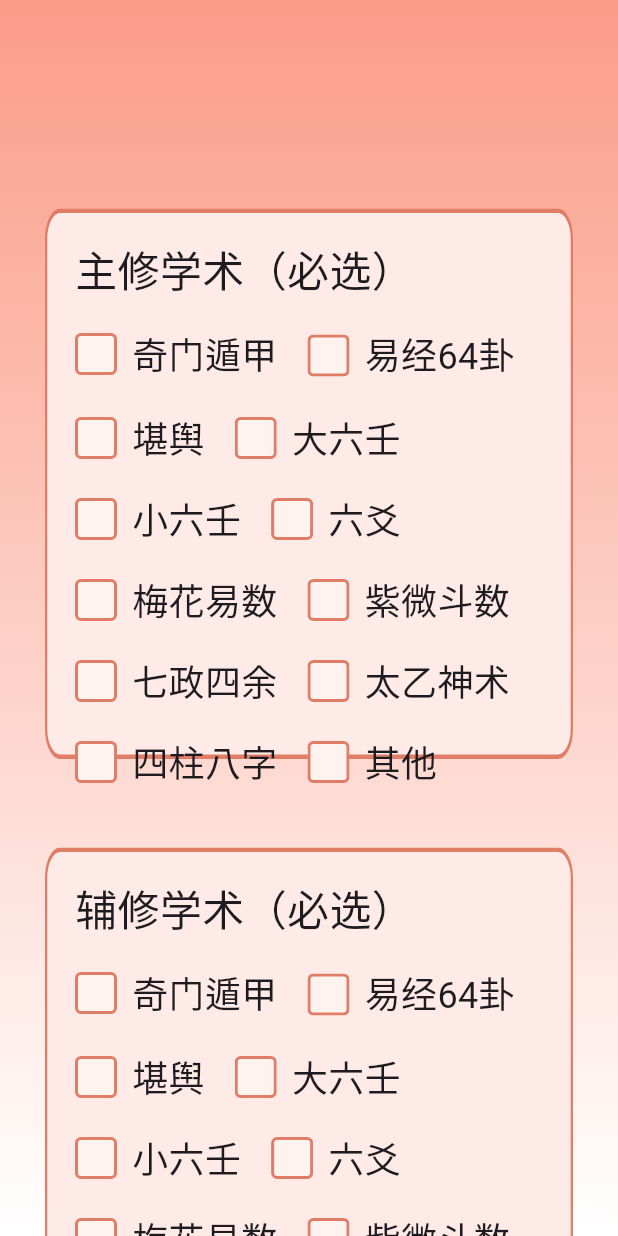
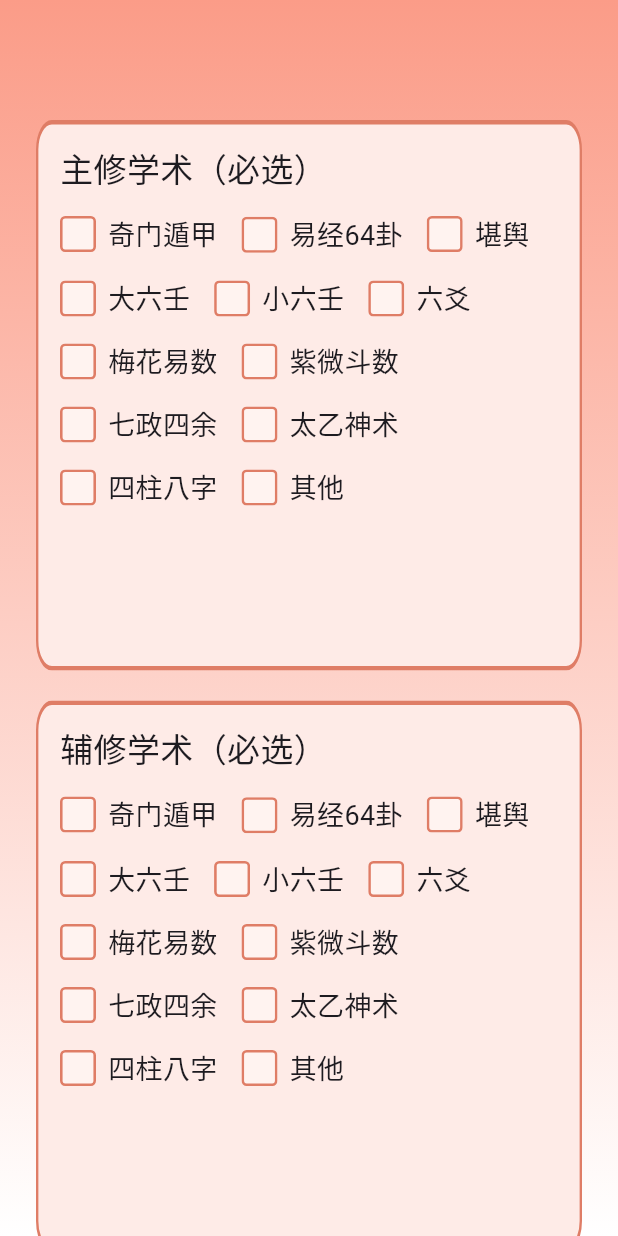
Before and after one commit to wstszx/zhouyi_flutter, a Flutter app: the screen it shows after launch, on a phone screen of 412 x 824 dp. Run offline on Flutter 3.47's test engine with Material 3 defaults, Android fonts, the light colour scheme and no system bars; our stand-ins replace flutter_svg.

Commit message:
fix: 调整界面布局和间距以优化用户体验

```diff
--- a/lib/main.dart
+++ b/lib/main.dart
@@ -55,11 +55,11 @@
           ),
           SingleChildScrollView(
             child: Padding(
-              padding: const EdgeInsets.symmetric(horizontal: 30.0),
+              padding: const EdgeInsets.symmetric(horizontal: 24.0),
               child: Column(
                 crossAxisAlignment: CrossAxisAlignment.start,
                 children: [
-                  const SizedBox(height: 139),
+                  const SizedBox(height: 80),
                   _buildSection(
                     title: '主修学术（必选）',
                     options: _majorOptions,
@@ -71,11 +71,11 @@
                     options: _minorOptions,
                     isMajor: false,
                   ),
-                  const SizedBox(height: 20),
+                  const SizedBox(height: 16),
                   _buildTextFieldSection('从什么渠道发现该软件（必填）', '请输入发现渠道（最多8字）'),
-                  const SizedBox(height: 20),
+                  const SizedBox(height: 16),
                   _buildTextFieldSection('请设置【1v1问答】赏金（必填）', '0-999（用户APP内可修改）', suffixText: '元'),
-                  const SizedBox(height: 40),
+                  const SizedBox(height: 32),
                   Center(
                     child: GestureDetector(
                       onTap: () {
@@ -83,12 +83,12 @@
                       },
                       child: SvgPicture.asset(
                         'assets/images/button_background.svg',
-                        width: 380,
-                        height: 88,
+                        width: 340,
+                        height: 78,
                       ),
                     ),
                   ),
-                  const SizedBox(height: 40),
+                  const SizedBox(height: 32),
                 ],
               ),
             ),
@@ -106,15 +106,15 @@
           fit: BoxFit.fill,
         ),
         Padding(
-          padding: const EdgeInsets.all(20),
+          padding: const EdgeInsets.all(16),
           child: Column(
             crossAxisAlignment: CrossAxisAlignment.start,
             children: [
-              Text(title, style: const TextStyle(fontSize: 28, fontWeight: FontWeight.w500)),
-              const SizedBox(height: 20),
+              Text(title, style: const TextStyle(fontSize: 22, fontWeight: FontWeight.w500)),
+              const SizedBox(height: 16),
               Wrap(
-                spacing: 20,
-                runSpacing: 20,
+                spacing: 16,
+                runSpacing: 16,
                 children: options.map((option) {
                   final isSelected = isMajor ? _selectedMajor == option : _selectedMinors.contains(option);
                   return GestureDetector(
@@ -138,11 +138,11 @@
                       children: [
                         SvgPicture.asset(
                           isSelected ? 'assets/images/checkbox_checked.svg' : 'assets/images/checkbox_unchecked.svg',
-                          width: 28,
-                          height: 28,
+                          width: 24,
+                          height: 24,
                         ),
-                        const SizedBox(width: 10),
-                        Text(option, style: const TextStyle(fontSize: 24)),
+                        const SizedBox(width: 8),
+                        Text(option, style: const TextStyle(fontSize: 18)),
                       ],
                     ),
                   );
@@ -163,12 +163,12 @@
           fit: BoxFit.fill,
         ),
         Padding(
-          padding: const EdgeInsets.all(20),
+          padding: const EdgeInsets.all(16),
           child: Column(
             crossAxisAlignment: CrossAxisAlignment.start,
             children: [
-              Text(title, style: const TextStyle(fontSize: 28, fontWeight: FontWeight.w500)),
-              const SizedBox(height: 20),
+              Text(title, style: const TextStyle(fontSize: 22, fontWeight: FontWeight.w500)),
+              const SizedBox(height: 16),
               TextField(
                 decoration: InputDecoration(
                   hintText: hint,
```
